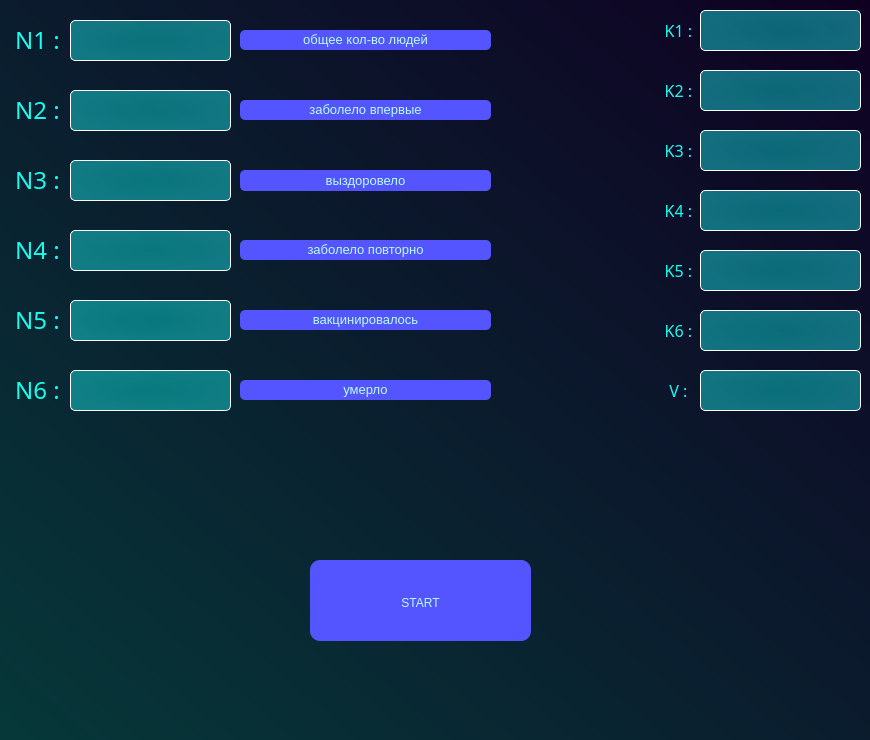
Qt form window.ui (V-L-A-P-P/EpidemicSimulation) before a commit.
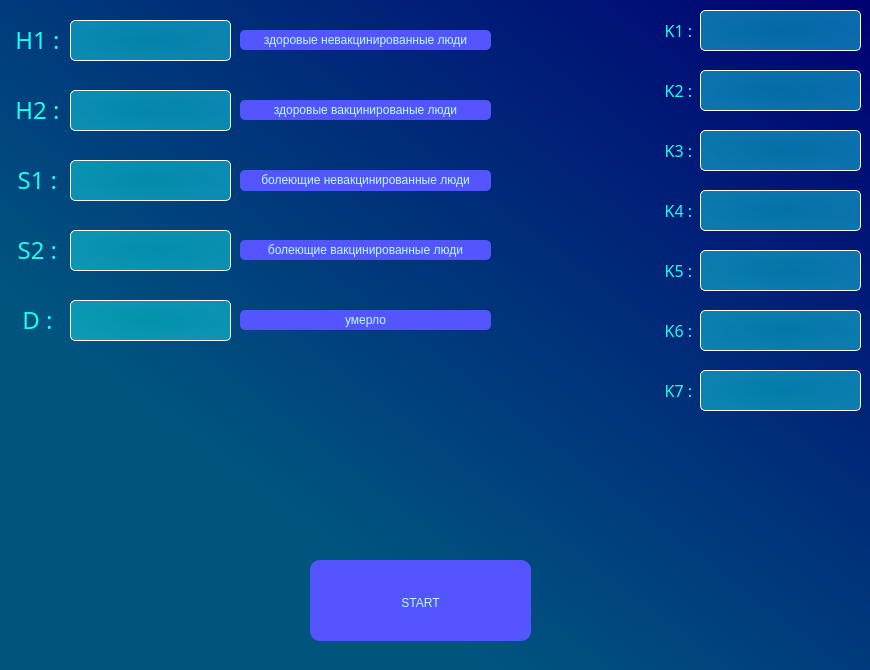
The same form after that commit.

The edit to the form file:
```diff
--- a/window.ui
+++ b/window.ui
@@ -7,14 +7,14 @@
     <x>0</x>
     <y>0</y>
     <width>870</width>
-    <height>740</height>
+    <height>670</height>
    </rect>
   </property>
   <property name="windowTitle">
    <string>Epidemic Simulator</string>
   </property>
   <property name="styleSheet">
-   <string notr="true">background-color: qlineargradient(spread:pad, x1:1, y1:0, x2:0, y2:1, stop:0 rgba(15, 0, 34, 255), stop:1 rgba(6, 56, 57, 255));</string>
+   <string notr="true">background-color: qlineargradient(spread:pad, x1:1, y1:0, x2:0, y2:1, stop:0 rgba(0, 0, 115, 255), stop:0.721591 rgba(0, 85, 127, 255));</string>
   </property>
   <widget class="QWidget" name="centralwidget">
    <widget class="QLabel" name="k1">
@@ -319,7 +319,7 @@
      <string notr="true">background-color: qradialgradient(spread:pad, cx:0.284, cy:0.551, radius:0.5, fx:0.307, fy:0.540045, stop:0 rgba(255, 162, 11, 0), stop:1 rgba(255, 255, 255, 0));</string>
     </property>
     <property name="text">
-     <string>&lt;html&gt;&lt;head/&gt;&lt;body&gt;&lt;p align=&quot;center&quot;&gt;&lt;span style=&quot; font-size:12pt; color:#18fff0;&quot;&gt;V : &lt;/span&gt;&lt;/p&gt;&lt;/body&gt;&lt;/html&gt;</string>
+     <string>&lt;html&gt;&lt;head/&gt;&lt;body&gt;&lt;p align=&quot;center&quot;&gt;&lt;span style=&quot; font-size:12pt; color:#18fff0;&quot;&gt;K7 : &lt;/span&gt;&lt;/p&gt;&lt;/body&gt;&lt;/html&gt;</string>
     </property>
     <property name="margin">
      <number>5</number>
@@ -552,7 +552,7 @@
      <string notr="true">background-color: qradialgradient(spread:pad, cx:0.284, cy:0.551, radius:0.5, fx:0.307, fy:0.540045, stop:0 rgba(255, 162, 11, 0), stop:1 rgba(255, 255, 255, 0));</string>
     </property>
     <property name="text">
-     <string>&lt;html&gt;&lt;head/&gt;&lt;body&gt;&lt;p align=&quot;center&quot;&gt;&lt;span style=&quot; color:#18fff0;&quot;&gt;N4 : &lt;/span&gt;&lt;/p&gt;&lt;/body&gt;&lt;/html&gt;</string>
+     <string>&lt;html&gt;&lt;head/&gt;&lt;body&gt;&lt;p align=&quot;center&quot;&gt;&lt;span style=&quot; color:#18fff0;&quot;&gt;S2 : &lt;/span&gt;&lt;/p&gt;&lt;/body&gt;&lt;/html&gt;</string>
     </property>
     <property name="margin">
      <number>5</number>
@@ -585,7 +585,7 @@
      <string notr="true">background-color: qradialgradient(spread:pad, cx:0.284, cy:0.551, radius:0.5, fx:0.307, fy:0.540045, stop:0 rgba(255, 162, 11, 0), stop:1 rgba(255, 255, 255, 0));</string>
     </property>
     <property name="text">
-     <string>&lt;html&gt;&lt;head/&gt;&lt;body&gt;&lt;p align=&quot;center&quot;&gt;&lt;span style=&quot; color:#18fff0;&quot;&gt;N1 : &lt;/span&gt;&lt;/p&gt;&lt;/body&gt;&lt;/html&gt;</string>
+     <string>&lt;html&gt;&lt;head/&gt;&lt;body&gt;&lt;p align=&quot;center&quot;&gt;&lt;span style=&quot; color:#18fff0;&quot;&gt;H1 : &lt;/span&gt;&lt;/p&gt;&lt;/body&gt;&lt;/html&gt;</string>
     </property>
     <property name="margin">
      <number>5</number>
@@ -618,7 +618,7 @@
      <string notr="true">background-color: qradialgradient(spread:pad, cx:0.284, cy:0.551, radius:0.5, fx:0.307, fy:0.540045, stop:0 rgba(255, 162, 11, 0), stop:1 rgba(255, 255, 255, 0));</string>
     </property>
     <property name="text">
-     <string>&lt;html&gt;&lt;head/&gt;&lt;body&gt;&lt;p align=&quot;center&quot;&gt;&lt;span style=&quot; color:#18fff0;&quot;&gt;N3 : &lt;/span&gt;&lt;/p&gt;&lt;/body&gt;&lt;/html&gt;</string>
+     <string>&lt;html&gt;&lt;head/&gt;&lt;body&gt;&lt;p align=&quot;center&quot;&gt;&lt;span style=&quot; color:#18fff0;&quot;&gt;S1 : &lt;/span&gt;&lt;/p&gt;&lt;/body&gt;&lt;/html&gt;</string>
     </property>
     <property name="margin">
      <number>5</number>
@@ -627,47 +627,7 @@
      <number>-1</number>
     </property>
    </widget>
-   <widget class="QLineEdit" name="n6_input">
-    <property name="geometry">
-     <rect>
-      <x>70</x>
-      <y>370</y>
-      <width>161</width>
-      <height>41</height>
-     </rect>
-    </property>
-    <property name="font">
-     <font>
-      <family>MS Shell Dlg 2</family>
-      <pointsize>14</pointsize>
-      <weight>50</weight>
-      <italic>false</italic>
-      <bold>false</bold>
-     </font>
-    </property>
-    <property name="toolTip">
-     <string>&lt;html&gt;&lt;head/&gt;&lt;body&gt;&lt;p align=&quot;center&quot;&gt;&lt;br/&gt;&lt;/p&gt;&lt;/body&gt;&lt;/html&gt;</string>
-    </property>
-    <property name="styleSheet">
-     <string notr="true">QLineEdit{
-background-color: qradialgradient(spread:pad, cx:0.5, cy:0.5, radius:0.5, fx:0.5, fy:0.5, stop:0 rgba(7, 248, 240, 102), stop:1 rgba(27, 255, 255, 104));
-font: 14pt &quot;MS Shell Dlg 2&quot;;
-color: rgb(0, 255, 255);
-border: 1px solid rgb(255, 255, 255);
-border-radius: 5px
-}</string>
-    </property>
-    <property name="text">
-     <string/>
-    </property>
-    <property name="maxLength">
-     <number>12</number>
-    </property>
-    <property name="frame">
-     <bool>true</bool>
-    </property>
-   </widget>
-   <widget class="QLineEdit" name="n5_input">
+   <widget class="QLineEdit" name="d_input">
     <property name="geometry">
      <rect>
       <x>70</x>
@@ -731,7 +691,7 @@
      <string notr="true">background-color: qradialgradient(spread:pad, cx:0.284, cy:0.551, radius:0.5, fx:0.307, fy:0.540045, stop:0 rgba(255, 162, 11, 0), stop:1 rgba(255, 255, 255, 0));</string>
     </property>
     <property name="text">
-     <string>&lt;html&gt;&lt;head/&gt;&lt;body&gt;&lt;p align=&quot;center&quot;&gt;&lt;span style=&quot; color:#18fff0;&quot;&gt;N2 : &lt;/span&gt;&lt;/p&gt;&lt;/body&gt;&lt;/html&gt;</string>
+     <string>&lt;html&gt;&lt;head/&gt;&lt;body&gt;&lt;p align=&quot;center&quot;&gt;&lt;span style=&quot; color:#18fff0;&quot;&gt;H2 : &lt;/span&gt;&lt;/p&gt;&lt;/body&gt;&lt;/html&gt;</string>
     </property>
     <property name="margin">
      <number>5</number>
@@ -860,40 +820,7 @@
      <bool>true</bool>
     </property>
    </widget>
-   <widget class="QLabel" name="n6">
-    <property name="geometry">
-     <rect>
-      <x>10</x>
-      <y>370</y>
-      <width>61</width>
-      <height>41</height>
-     </rect>
-    </property>
-    <property name="font">
-     <font>
-      <family>Lucida Bright</family>
-      <pointsize>18</pointsize>
-      <weight>50</weight>
-      <bold>false</bold>
-     </font>
-    </property>
-    <property name="toolTipDuration">
-     <number>-1</number>
-    </property>
-    <property name="styleSheet">
-     <string notr="true">background-color: qradialgradient(spread:pad, cx:0.284, cy:0.551, radius:0.5, fx:0.307, fy:0.540045, stop:0 rgba(255, 162, 11, 0), stop:1 rgba(255, 255, 255, 0));</string>
-    </property>
-    <property name="text">
-     <string>&lt;html&gt;&lt;head/&gt;&lt;body&gt;&lt;p align=&quot;center&quot;&gt;&lt;span style=&quot; color:#18fff0;&quot;&gt;N6 : &lt;/span&gt;&lt;/p&gt;&lt;/body&gt;&lt;/html&gt;</string>
-    </property>
-    <property name="margin">
-     <number>5</number>
-    </property>
-    <property name="indent">
-     <number>-1</number>
-    </property>
-   </widget>
-   <widget class="QLineEdit" name="n3_input">
+   <widget class="QLineEdit" name="s1_input">
     <property name="geometry">
      <rect>
       <x>70</x>
@@ -957,7 +884,7 @@
      <string notr="true">background-color: qradialgradient(spread:pad, cx:0.284, cy:0.551, radius:0.5, fx:0.307, fy:0.540045, stop:0 rgba(255, 162, 11, 0), stop:1 rgba(255, 255, 255, 0));</string>
     </property>
     <property name="text">
-     <string>&lt;html&gt;&lt;head/&gt;&lt;body&gt;&lt;p align=&quot;center&quot;&gt;&lt;span style=&quot; color:#18fff0;&quot;&gt;N5 : &lt;/span&gt;&lt;/p&gt;&lt;/body&gt;&lt;/html&gt;</string>
+     <string>&lt;html&gt;&lt;head/&gt;&lt;body&gt;&lt;p align=&quot;center&quot;&gt;&lt;span style=&quot; color:#18fff0;&quot;&gt;D : &lt;/span&gt;&lt;/p&gt;&lt;/body&gt;&lt;/html&gt;</string>
     </property>
     <property name="margin">
      <number>5</number>
@@ -982,7 +909,7 @@
 border-radius: 5px;</string>
     </property>
     <property name="text">
-     <string>&lt;html&gt;&lt;head/&gt;&lt;body&gt;&lt;p align=&quot;center&quot;&gt;&lt;span style=&quot; font-size:10pt;&quot;&gt;общее кол-во людей&lt;/span&gt;&lt;/p&gt;&lt;/body&gt;&lt;/html&gt;</string>
+     <string>&lt;html&gt;&lt;head/&gt;&lt;body&gt;&lt;p align=&quot;center&quot;&gt;&lt;span style=&quot; font-size:9pt;&quot;&gt;здоровые невакцинированные люди&lt;/span&gt;&lt;/p&gt;&lt;/body&gt;&lt;/html&gt;</string>
     </property>
    </widget>
    <widget class="QLabel" name="discribe_n2">
@@ -1001,7 +928,7 @@
 color: rgb(180, 255, 249);</string>
     </property>
     <property name="text">
-     <string>&lt;html&gt;&lt;head/&gt;&lt;body&gt;&lt;p align=&quot;center&quot;&gt;&lt;span style=&quot; font-size:10pt;&quot;&gt;заболело впервые&lt;/span&gt;&lt;/p&gt;&lt;/body&gt;&lt;/html&gt;</string>
+     <string>&lt;html&gt;&lt;head/&gt;&lt;body&gt;&lt;p align=&quot;center&quot;&gt;&lt;span style=&quot; font-size:9pt;&quot;&gt;здоровые вакцинированые люди&lt;/span&gt;&lt;/p&gt;&lt;/body&gt;&lt;/html&gt;</string>
     </property>
    </widget>
    <widget class="QLabel" name="discribe_n3">
@@ -1020,7 +947,7 @@
 color: rgb(180, 255, 249);</string>
     </property>
     <property name="text">
-     <string>&lt;html&gt;&lt;head/&gt;&lt;body&gt;&lt;p align=&quot;center&quot;&gt;&lt;span style=&quot; font-size:10pt;&quot;&gt;выздоровело&lt;/span&gt;&lt;/p&gt;&lt;/body&gt;&lt;/html&gt;</string>
+     <string>&lt;html&gt;&lt;head/&gt;&lt;body&gt;&lt;p align=&quot;center&quot;&gt;&lt;span style=&quot; font-size:9pt;&quot;&gt;болеющие невакцинированные люди&lt;/span&gt;&lt;/p&gt;&lt;/body&gt;&lt;/html&gt;</string>
     </property>
    </widget>
    <widget class="QLabel" name="discribe_n4">
@@ -1039,7 +966,7 @@
 color: rgb(180, 255, 249);</string>
     </property>
     <property name="text">
-     <string>&lt;html&gt;&lt;head/&gt;&lt;body&gt;&lt;p align=&quot;center&quot;&gt;&lt;span style=&quot; font-size:10pt;&quot;&gt;заболело повторно&lt;/span&gt;&lt;/p&gt;&lt;/body&gt;&lt;/html&gt;</string>
+     <string>&lt;html&gt;&lt;head/&gt;&lt;body&gt;&lt;p align=&quot;center&quot;&gt;&lt;span style=&quot; font-size:9pt;&quot;&gt;болеющие вакцинированные люди&lt;/span&gt;&lt;/p&gt;&lt;/body&gt;&lt;/html&gt;</string>
     </property>
    </widget>
    <widget class="QLabel" name="discribe_n5">
@@ -1058,29 +985,10 @@
 color: rgb(180, 255, 249);</string>
     </property>
     <property name="text">
-     <string>&lt;html&gt;&lt;head/&gt;&lt;body&gt;&lt;p align=&quot;center&quot;&gt;&lt;span style=&quot; font-size:10pt;&quot;&gt;вакцинировалось&lt;/span&gt;&lt;/p&gt;&lt;/body&gt;&lt;/html&gt;</string>
+     <string>&lt;html&gt;&lt;head/&gt;&lt;body&gt;&lt;p align=&quot;center&quot;&gt;&lt;span style=&quot; font-size:9pt;&quot;&gt;умерло&lt;/span&gt;&lt;/p&gt;&lt;/body&gt;&lt;/html&gt;</string>
     </property>
    </widget>
-   <widget class="QLabel" name="discribe_n6">
-    <property name="geometry">
-     <rect>
-      <x>240</x>
-      <y>380</y>
-      <width>251</width>
-      <height>20</height>
-     </rect>
-    </property>
-    <property name="styleSheet">
-     <string notr="true">background-color: rgb(85, 85, 255);
-color: rgb(0, 255, 255);
-border-radius: 5px;
-color: rgb(180, 255, 249);</string>
-    </property>
-    <property name="text">
-     <string>&lt;html&gt;&lt;head/&gt;&lt;body&gt;&lt;p align=&quot;center&quot;&gt;&lt;span style=&quot; font-size:10pt;&quot;&gt;умерло&lt;/span&gt;&lt;/p&gt;&lt;/body&gt;&lt;/html&gt;</string>
-    </property>
-   </widget>
-   <widget class="QPushButton" name="start_botton">
+   <widget class="QPushButton" name="start_button">
     <property name="geometry">
      <rect>
       <x>310</x>
```
Left out of the diff: 18 changed lines with no effect on the pictures.
